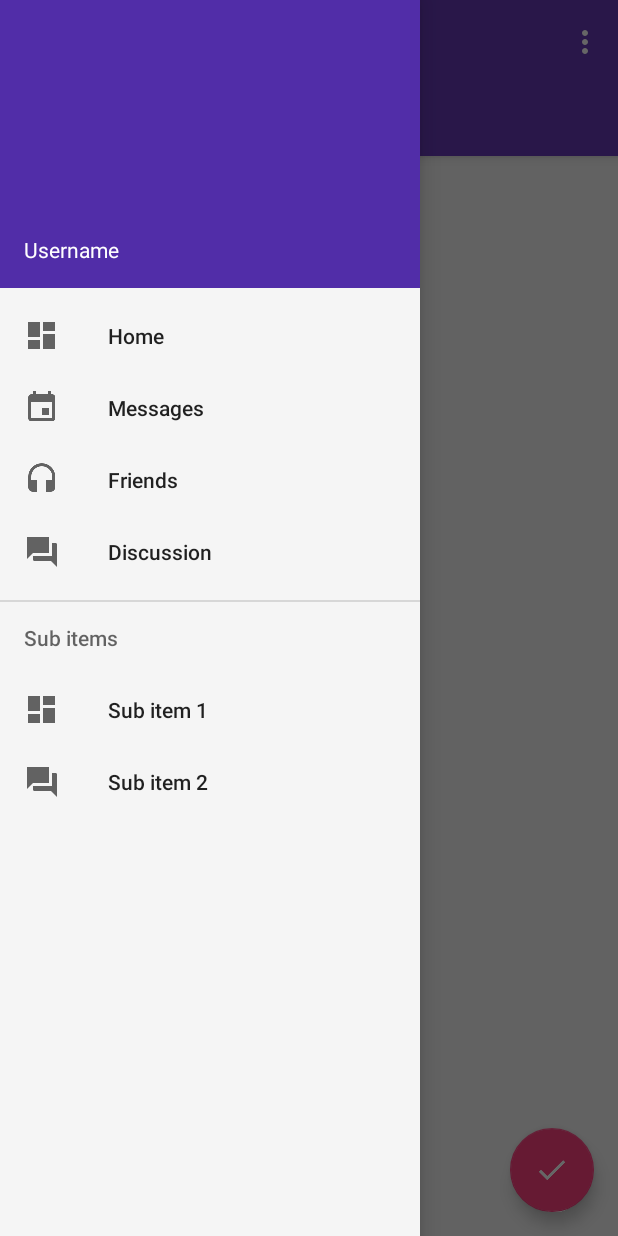
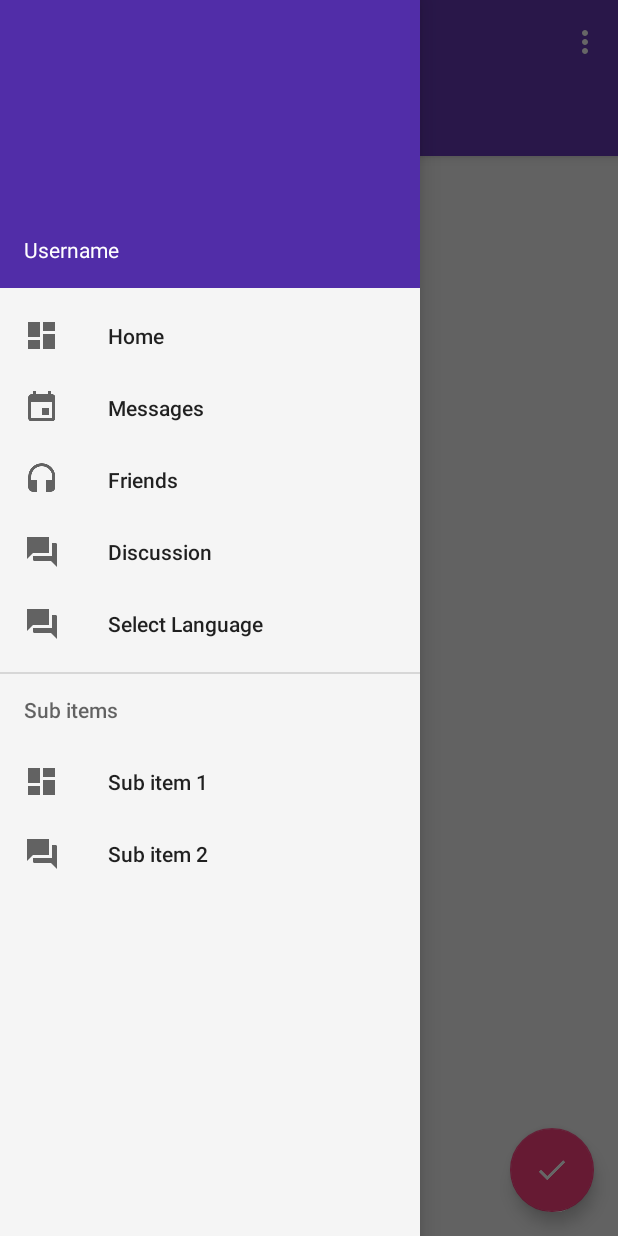
Before and after one commit to Knockathon2017/knockathon-scripts-kiddies, an Android app: the MainActivity screen opened directly, with no data from a screen before it, with the side drawer open, on a phone screen of 412 x 824 dp. Run offline under Robolectric (Android 15) with nearby library versions, the light colour scheme and no system bars; pictures from the network do not load.

Commit message:
added a language selection in side navigation

```diff
--- a/app/src/main/java/com/rsamadhan/LanguageSelectionActivity.java
+++ b/app/src/main/java/com/rsamadhan/LanguageSelectionActivity.java
@@ -53,7 +53,7 @@ public class LanguageSelectionActivity extends AppCompatActivity implements Numb
                 startActivity(intent);
                 finish();
             }
-        }, 300);
+        }, 500);
     }
 
     private void setStoredLocale() {
--- a/app/src/main/java/com/rsamadhan/common/ApplicationUtils.java
+++ b/app/src/main/java/com/rsamadhan/common/ApplicationUtils.java
@@ -13,7 +13,7 @@ public class ApplicationUtils {
         Locale locale[]=Locale.getAvailableLocales();
         Locale selectedLocale;
         if(prefs.getSelectedLanguage().contains(ApplicationConstants.ENGLISH_LOCALE)){
-            selectedLocale=Locale.getDefault();
+            selectedLocale=Locale.ENGLISH;
         }else{
             selectedLocale=getHindiLocale(locale);
         }
@@ -22,7 +22,7 @@ public class ApplicationUtils {
 
     //in case hindi locale is not available then set default locale
     private static Locale getHindiLocale(Locale[] locale) {
-        Locale defaultLocale=Locale.getDefault();
+        Locale defaultLocale=Locale.ENGLISH;
         for(int i=0;i<locale.length;i++){
             if(locale[i].getLanguage().equals("hi")){
                 return locale[i];
--- a/app/src/main/res/menu/drawer_view.xml
+++ b/app/src/main/res/menu/drawer_view.xml
@@ -33,6 +33,12 @@
             android:id="@+id/nav_discussion"
             android:icon="@drawable/ic_forum"
             android:title="Discussion" />
+
+        <item
+            android:id="@+id/nav_change_lan"
+            android:icon="@drawable/ic_forum"
+            android:title="@string/lan_select_text" />
+
     </group>
 
     <item android:title="Sub items">
```
Also changed, not shown: app/src/main/java/com/rsamadhan/MainActivity.java (+14 -0 lines).
